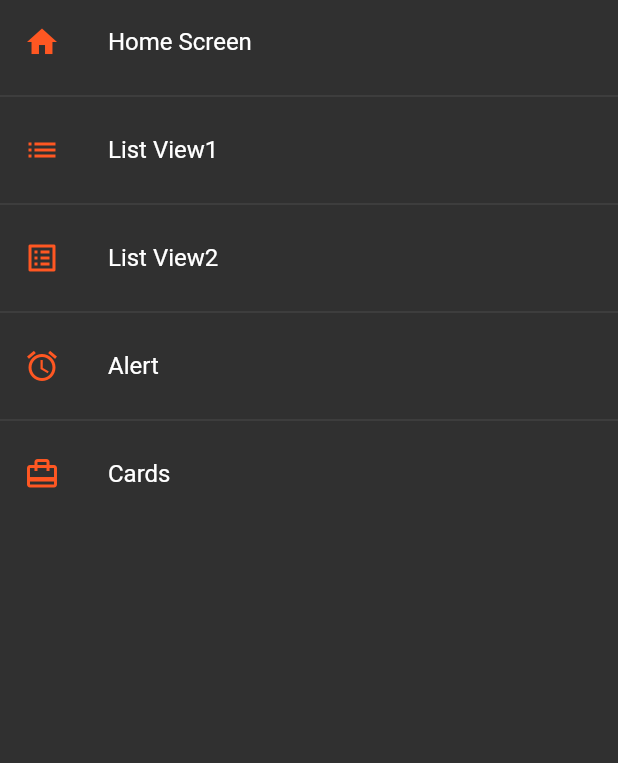
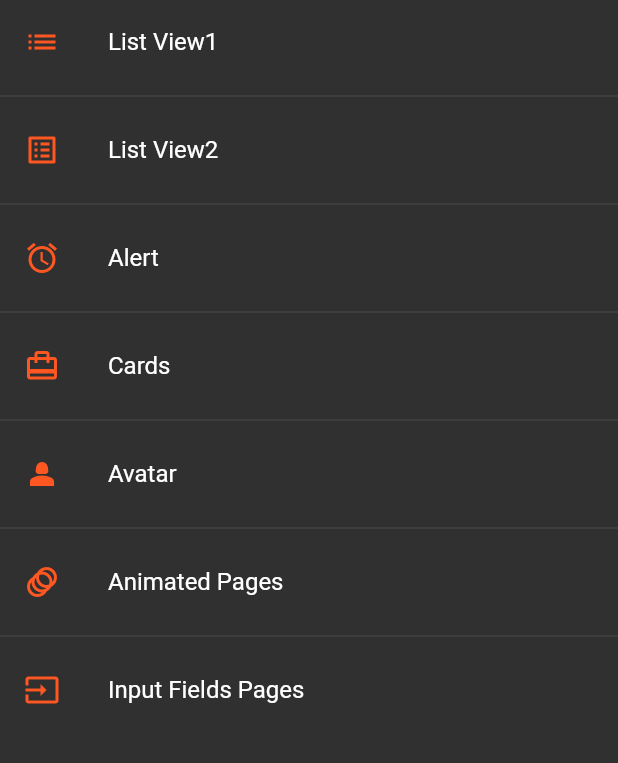
Before and after one commit to carlosdiazz/FLUTTER_UDEMY_WIDGETS, a Flutter app: the screen it shows after launch, on a phone screen of 412 x 824 dp, the part 84-847 px from its top. Run offline on Flutter 3.47's test engine with Material 2 defaults, Android fonts, the phone set to English and light mode, and no system bars.

Commit message:
Video 90

```diff
--- a/lib/pages/pages.dart
+++ b/lib/pages/pages.dart
@@ -1,4 +1,8 @@
+export 'package:componentes/pages/inputs_field_pages.dart';
+
 export 'package:componentes/pages/alert_pages.dart';
+export 'package:componentes/pages/animated_pages.dart';
+export 'package:componentes/pages/avatar_pages.dart';
 export 'package:componentes/pages/card_pages.dart';
 export 'package:componentes/pages/home_page.dart';
 export 'package:componentes/pages/listview1_pages.dart';
--- a/lib/router/app_route.dart
+++ b/lib/router/app_route.dart
@@ -7,12 +7,12 @@ class AppRoute {
 
   static final menuOptions = <MenuOption>[
     //todo quitar el home
-    MenuOption(
-      route: 'home',
-      name: 'Home Screen',
-      screen: const HomePage(),
-      icon: Icons.home,
-    ),
+    //MenuOption(
+    //  route: 'home',
+    //  name: 'Home Screen',
+    //  screen: const HomePage(),
+    //  icon: Icons.home,
+    //),
     MenuOption(
       route: 'listview1',
       name: 'List View1',
@@ -37,11 +37,29 @@ class AppRoute {
       screen: const CardPage(),
       icon: Icons.card_travel,
     ),
+    MenuOption(
+      route: 'avatar',
+      name: 'Avatar',
+      screen: const AvatarPages(),
+      icon: Icons.person_2,
+    ),
+    MenuOption(
+      route: 'animated',
+      name: 'Animated Pages',
+      screen: const AnimatedPages(),
+      icon: Icons.animation,
+    ),
+    MenuOption(
+      route: 'inputd',
+      name: 'Input Fields Pages',
+      screen: const InputFieldPages(),
+      icon: Icons.input,
+    )
   ];
 
   static Map<String, Widget Function(BuildContext)> getAppRputes() {
     Map<String, Widget Function(BuildContext)> appRoutes = {};
-
+    appRoutes.addAll({'home': (BuildContext context) => const HomePage()});
     for (final option in menuOptions) {
       appRoutes.addAll({option.route: (BuildContext context) => option.screen});
     }
--- a/lib/theme/app_theme.dart
+++ b/lib/theme/app_theme.dart
@@ -12,5 +12,37 @@ class AppTheme {
 
       //TextButton
       textButtonTheme: TextButtonThemeData(
-          style: TextButton.styleFrom(foregroundColor: primary)));
+          style: TextButton.styleFrom(foregroundColor: primary)),
+
+      //Elevate Button
+      elevatedButtonTheme: ElevatedButtonThemeData(
+        style: ElevatedButton.styleFrom(
+          backgroundColor: primary,
+          shape: const StadiumBorder(),
+          textStyle: TextStyle(fontSize: 15),
+          padding: EdgeInsets.all(20),
+        ),
+      ),
+
+      //Floating Action Buttons
+      floatingActionButtonTheme:
+          const FloatingActionButtonThemeData(backgroundColor: primary),
+
+      //Input Decoration
+      inputDecorationTheme: const InputDecorationTheme(
+          floatingLabelStyle: TextStyle(color: primary),
+          enabledBorder: OutlineInputBorder(
+              borderSide: BorderSide(color: primary),
+              borderRadius: BorderRadius.only(
+                  bottomLeft: Radius.circular(10),
+                  topRight: Radius.circular(10))),
+          focusedBorder: OutlineInputBorder(
+              borderSide: BorderSide(color: primary),
+              borderRadius: BorderRadius.only(
+                  bottomLeft: Radius.circular(10),
+                  topRight: Radius.circular(10))),
+          border: OutlineInputBorder(
+              borderRadius: BorderRadius.only(
+                  bottomLeft: Radius.circular(10),
+                  topRight: Radius.circular(10)))));
 }
--- a/lib/widgets/widgets.dart
+++ b/lib/widgets/widgets.dart
@@ -1,2 +1,4 @@
+export 'package:componentes/widgets/custom_input_field.dart';
+
 export 'package:componentes/widgets/custom_card_type_2.dart';
 export 'package:componentes/widgets/custom_card_type_1.dart';
--- a/pubspec.yaml
+++ b/pubspec.yaml
@@ -19,7 +19,7 @@ publish_to: 'none' # Remove this line if you wish to publish to pub.dev
 version: 1.0.0+1
 
 environment:
-  sdk: '>=3.0.0-313.0.dev <4.0.0'
+  sdk: '>=2.19.4 <3.0.0'
 
 # Dependencies specify other packages that your package needs in order to work.
 # To automatically upgrade your package dependencies to the latest versions
```
Also changed, not shown: lib/pages/alert_pages.dart (+88 -2 lines), lib/pages/animated_pages.dart (added, +51 -0 lines), lib/pages/avatar_pages.dart (added, +29 -0 lines), lib/pages/inputs_field_pages.dart (added, +45 -0 lines), lib/widgets/custom_input_field.dart (added, +53 -0 lines), pubspec.lock.
